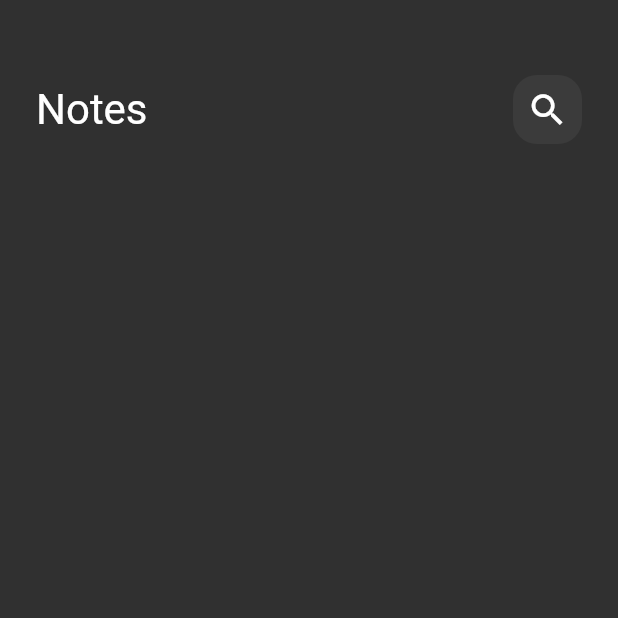
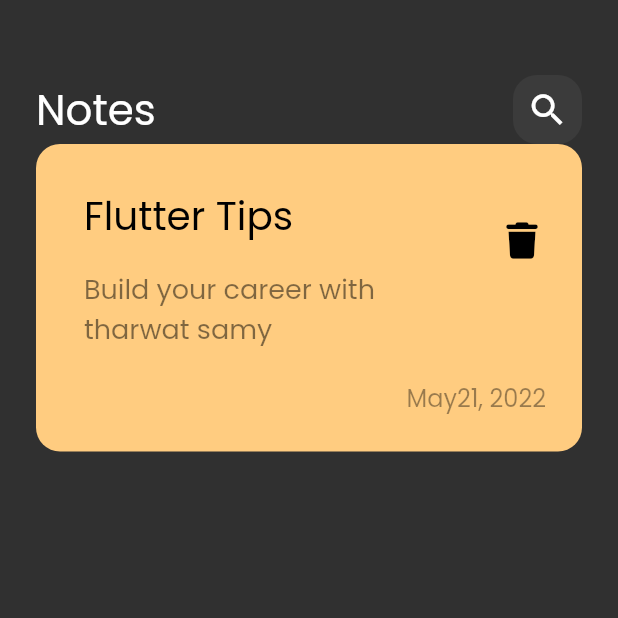
Before and after one commit to mostafaabdo1234/notes_app, a Flutter app: the screen it shows after launch, on a phone screen of 412 x 824 dp, the top half of it. Run offline on Flutter 3.47's test engine with Material 2 defaults, Android fonts, the phone set to English and light mode, and no system bars; our stand-ins replace font_awesome_flutter.

Commit message:
create custom note item

```diff
--- a/lib/main.dart
+++ b/lib/main.dart
@@ -12,7 +12,7 @@ class NotesApp extends StatelessWidget {
   Widget build(BuildContext context) {
     return MaterialApp(
       debugShowCheckedModeBanner: false,
-      theme: ThemeData(brightness: Brightness.dark),
+      theme: ThemeData(brightness: Brightness.dark,fontFamily: 'Poppins'),
       home: const NotesView(),
     );
   }
--- /dev/null
+++ b/lib/views/widgets/custom_note_item.dart
@@ -0,0 +1,48 @@
+import 'package:flutter/material.dart';
+import 'package:font_awesome_flutter/font_awesome_flutter.dart';
+
+class CustomNoteItem extends StatelessWidget {
+  const CustomNoteItem({super.key});
+
+  @override
+  Widget build(BuildContext context) {
+    return Container(
+      padding:const EdgeInsets.only(top: 24,bottom: 24,left: 16),
+      decoration: BoxDecoration(
+        borderRadius: BorderRadius.circular(16),
+        color:const Color(0xffFFCC80),
+      ),
+      child: Column(
+        crossAxisAlignment: CrossAxisAlignment.end,
+        children: [
+          ListTile(
+            title: const Text(
+              'Flutter Tips',
+              style: TextStyle(color: Colors.black, fontSize: 26),
+            ),
+            subtitle: Padding(
+              padding: const EdgeInsets.symmetric(vertical: 16),
+              child: Text(
+                'Build your career with tharwat samy',
+                style:
+                    TextStyle(color: Colors.black.withOpacity(0.5), fontSize: 18),
+              ),
+            ),
+            trailing: IconButton(
+                onPressed: () {},
+                icon:const Icon(
+                  FontAwesomeIcons.trash,
+                  size: 24,
+                  color: Colors.black,
+                )),
+          ),
+          Padding(
+            padding: const EdgeInsets.only(right: 24),
+            child: Text('May21, 2022',
+                style: TextStyle(color: Colors.black.withOpacity(0.4),fontSize: 16),),
+          )
+        ],
+      ),
+    );
+  }
+}
--- a/lib/views/widgets/notes_view_body.dart
+++ b/lib/views/widgets/notes_view_body.dart
@@ -1,6 +1,6 @@
-import 'package:flutter/cupertino.dart';
-
+import 'package:flutter/material.dart';
 import 'custom_appbar.dart';
+import 'custom_note_item.dart';
 
 class NotesViewBody extends StatelessWidget {
   const NotesViewBody({super.key});
@@ -14,7 +14,8 @@ class NotesViewBody extends StatelessWidget {
           SizedBox(
             height: 50,
           ),
-          CustomAppBar()
+          CustomAppBar(),
+          CustomNoteItem()
         ],
       ),
     );
```
Also changed, not shown: pubspec.yaml (+5 -11 lines), assets/font/Poppins-Regular.ttf (added), pubspec.lock.
